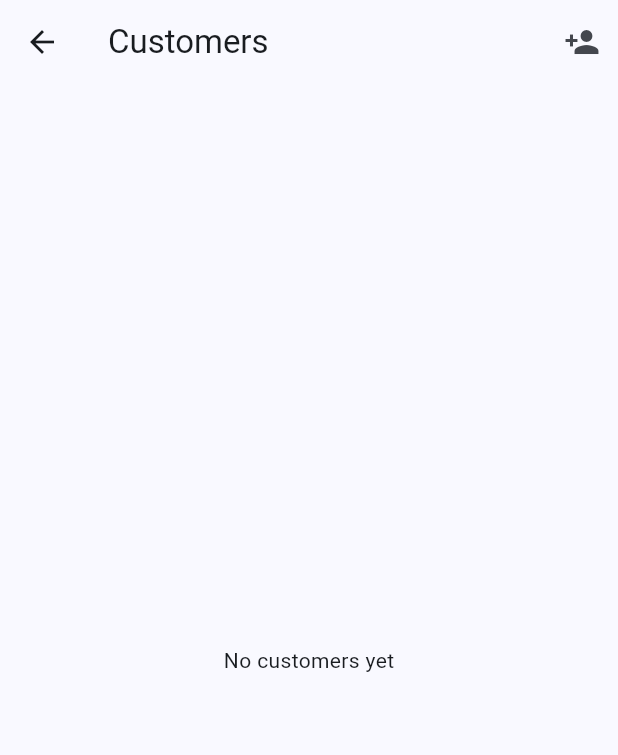
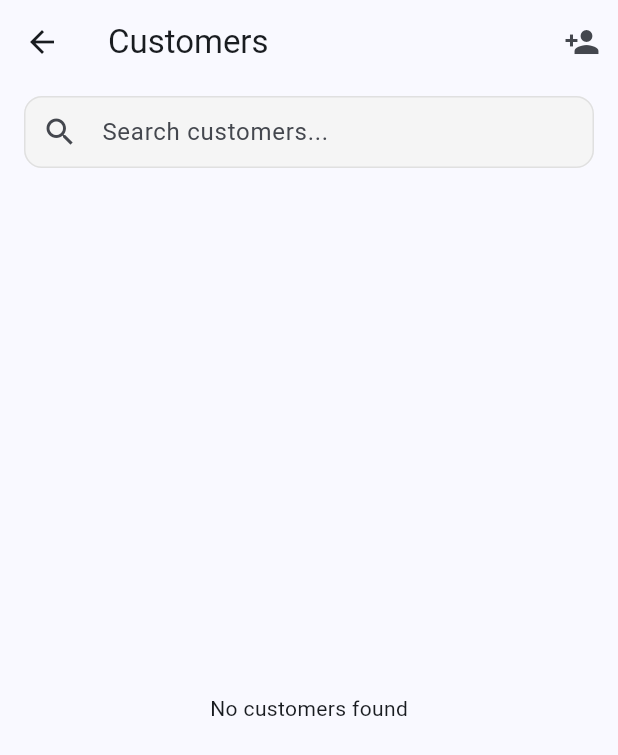
Before and after one commit to zuraiz-01/digi_khata, a Flutter app: the CustomerScreen screen opened by its route, on a phone screen of 412 x 824 dp. Shown: the top 755 px of the screen. Run offline on Flutter 3.47's test engine with Material 3 defaults, Android fonts, the phone set to English and light mode, and no system bars; our stand-ins replace cloud_firestore, firebase_auth, firebase_core; accounts and stored records are empty.

Commit message:
feat: add search and filter functionality

```diff
--- a/lib/screens/customer_screen.dart
+++ b/lib/screens/customer_screen.dart
@@ -1,8 +1,10 @@
 import 'package:flutter/material.dart';
 import 'package:provider/provider.dart';
+import '../models/customer_model.dart';
 import '../providers/business_provider.dart';
 import '../providers/customer_provider.dart';
 import '../widgets/custom_text_field.dart';
+import '../widgets/search_widget.dart';
 
 class CustomerScreen extends StatefulWidget {
   const CustomerScreen({super.key});
@@ -12,10 +14,19 @@ class CustomerScreen extends StatefulWidget {
 }
 
 class _CustomerScreenState extends State<CustomerScreen> {
+  final _searchCtl = TextEditingController();
+  String _searchQuery = '';
+
   @override
   void initState() {
     super.initState();
     _load();
+  }
+
+  @override
+  void dispose() {
+    _searchCtl.dispose();
+    super.dispose();
   }
 
   void _load() {
@@ -23,6 +34,13 @@ class _CustomerScreenState extends State<CustomerScreen> {
     if (bp.currentBusiness != null) {
       context.read<CustomerProvider>().loadCustomers(bp.currentBusiness!.id);
     }
+  }
+
+  List<Customer> _filtered(List<Customer> customers) {
+    if (_searchQuery.isEmpty) return customers;
+    return customers
+        .where((c) => c.name.toLowerCase().contains(_searchQuery.toLowerCase()) || c.phone.contains(_searchQuery))
+        .toList();
   }
 
   void _showAddDialog() {
@@ -78,6 +96,7 @@ class _CustomerScreenState extends State<CustomerScreen> {
   @override
   Widget build(BuildContext context) {
     final cp = context.watch<CustomerProvider>();
+    final filtered = _filtered(cp.customers);
 
     return Scaffold(
       appBar: AppBar(
@@ -86,33 +105,44 @@ class _CustomerScreenState extends State<CustomerScreen> {
           IconButton(icon: const Icon(Icons.person_add), onPressed: _showAddDialog),
         ],
       ),
-      body: cp.isLoading
+      body: Column(
+        children: [
+          SearchWidget(
+            controller: _searchCtl,
+            hint: 'Search customers...',
+            onChanged: (v) => setState(() => _searchQuery = v),
+          ),
+          Expanded(
+            child: cp.isLoading
                 ? const Center(child: CircularProgressIndicator())
-          : cp.customers.isEmpty
-              ? const Center(child: Text('No customers yet'))
+                : filtered.isEmpty
+                    ? const Center(child: Text('No customers found'))
                     : ListView.builder(
-                  padding: const EdgeInsets.all(16),
-                  itemCount: cp.customers.length,
+                        padding: const EdgeInsets.symmetric(horizontal: 16),
+                        itemCount: filtered.length,
                         itemBuilder: (context, index) {
-                    final c = cp.customers[index];
+                          final c = filtered[index];
                           return Card(
                             child: ListTile(
                               leading: CircleAvatar(
                                 backgroundColor: Colors.blue.withValues(alpha: 0.1),
-                          child: Text(c.name[0].toUpperCase(), style: const TextStyle(color: Colors.blue)),
+                                child: Text(c.name[0].toUpperCase(),
+                                    style: const TextStyle(color: Colors.blue)),
                               ),
                               title: Text(c.name),
                               subtitle: Text(c.phone.isNotEmpty ? c.phone : 'No phone'),
                               trailing: c.totalUdhaar > 0
-                            ? Text(
-                                'Rs. ${c.totalUdhaar.toStringAsFixed(0)}',
-                                style: const TextStyle(fontWeight: FontWeight.bold, color: Colors.red),
-                              )
+                                  ? Text('Rs. ${c.totalUdhaar.toStringAsFixed(0)}',
+                                      style: const TextStyle(
+                                          fontWeight: FontWeight.bold, color: Colors.red))
                                   : null,
                             ),
                           );
                         },
                       ),
+          ),
+        ],
+      ),
     );
   }
 }
--- /dev/null
+++ b/lib/widgets/search_widget.dart
@@ -0,0 +1,45 @@
+import 'package:flutter/material.dart';
+
+class SearchWidget extends StatelessWidget {
+  final TextEditingController controller;
+  final String hint;
+  final ValueChanged<String> onChanged;
+
+  const SearchWidget({
+    super.key,
+    required this.controller,
+    this.hint = 'Search...',
+    required this.onChanged,
+  });
+
+  @override
+  Widget build(BuildContext context) {
+    return Padding(
+      padding: const EdgeInsets.symmetric(horizontal: 16, vertical: 8),
+      child: TextField(
+        controller: controller,
+        onChanged: onChanged,
+        decoration: InputDecoration(
+          hintText: hint,
+          prefixIcon: const Icon(Icons.search),
+          suffixIcon: controller.text.isNotEmpty
+              ? IconButton(
+                  icon: const Icon(Icons.clear),
+                  onPressed: () {
+                    controller.clear();
+                    onChanged('');
+                  },
+                )
+              : null,
+          filled: true,
+          fillColor: Colors.grey.shade100,
+          border: OutlineInputBorder(
+            borderRadius: BorderRadius.circular(12),
+            borderSide: BorderSide.none,
+          ),
+          contentPadding: const EdgeInsets.symmetric(horizontal: 16, vertical: 12),
+        ),
+      ),
+    );
+  }
+}
```
Also changed, not shown: lib/screens/invoice_screen.dart (+41 -9 lines), lib/screens/supplier_screen.dart (+41 -11 lines). Lines whose indentation alone changed are shown as unchanged.
